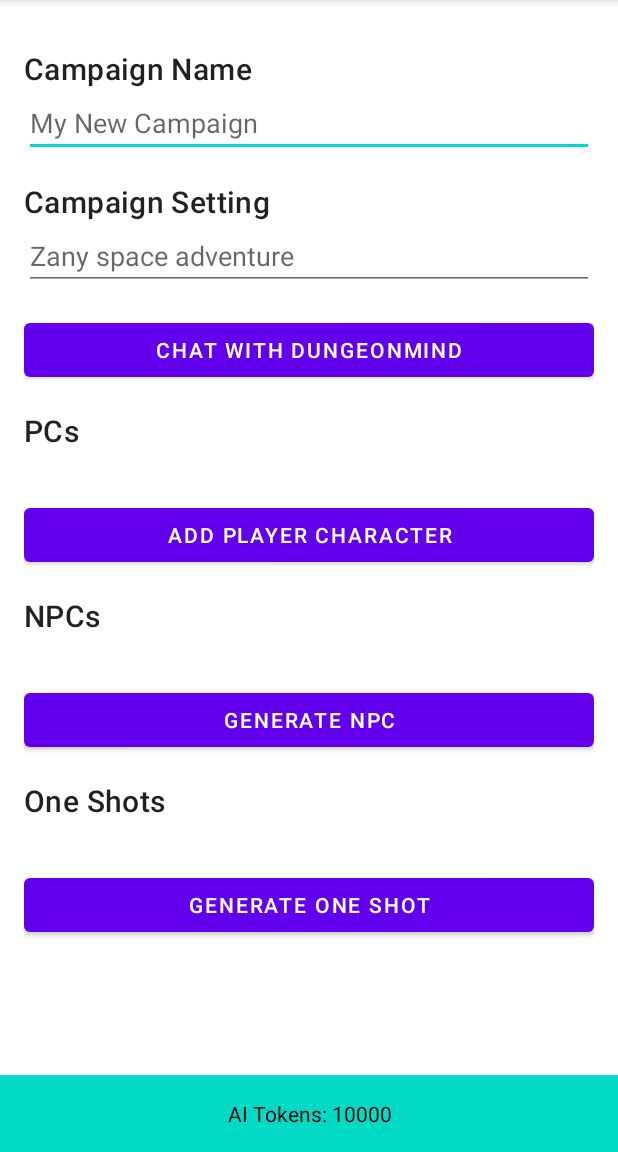
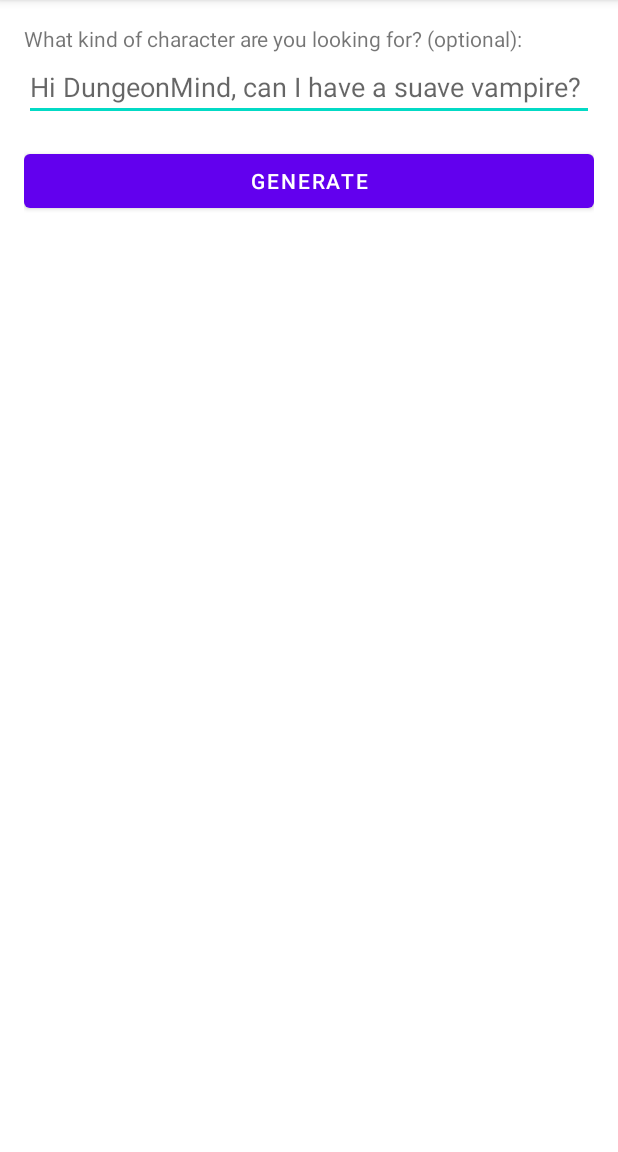
Before and after one commit to dhakim87/dm_assist, an Android app: the CreateCampaignActivity screen opened directly, with no data from a screen before it, after a tap on "GENERATE NPC", on a phone screen of 412 x 824 dp, the part 84-1236 px from its top. Run offline under Robolectric (Android 15) with nearby library versions, the phone set to English and light mode, and no system bars; our stand-ins replace AdMob, Firebase (no records; nobody signed in at launch, a user with empty details on screens opened directly); network calls fail; pictures from the network do not load.

Commit message:
NPC generation is now a two step wizard activity where you can optionally enter an additional prompt about the NPC you're looking to generate. AI Token info button displays information about AI tokens

```diff
--- a/app/src/main/AndroidManifest.xml
+++ b/app/src/main/AndroidManifest.xml
@@ -40,6 +40,7 @@
         <activity android:name=".activity.AddOneShotActivity" />
         <activity android:name=".activity.CharacterDialogActivity" />
         <activity android:name=".activity.LoadingActivity" />
+        <activity android:name=".activity.CharacterPromptActivity" />
 
     </application>
 
--- /dev/null
+++ b/app/src/main/java/com/dm/assist/activity/CharacterPromptActivity.java
@@ -0,0 +1,68 @@
+package com.dm.assist.activity;
+
+import static com.dm.assist.activity.CreateCampaignActivity.REQUEST_NEW_NPC;
+
+import android.content.Intent;
+import android.os.Bundle;
+import android.view.View;
+import android.widget.Button;
+import android.widget.EditText;
+
+import androidx.appcompat.app.AppCompatActivity;
+import androidx.recyclerview.widget.LinearLayoutManager;
+
+import com.dm.assist.R;
+import com.dm.assist.adapter.DialogAdapter;
+import com.dm.assist.chatgpt.GenerateNPCTask;
+import com.dm.assist.common.AsyncHook;
+import com.dm.assist.common.NetworkRequestTracker;
+import com.dm.assist.model.Campaign;
+import com.dm.assist.model.WorldCharacter;
+
+public class CharacterPromptActivity extends AppCompatActivity {
+
+    EditText promptEditText;
+    Button generateButton;
+
+    Campaign campaign;
+
+    protected void onCreate(Bundle savedInstanceState) {
+        super.onCreate(savedInstanceState);
+        setContentView(R.layout.activity_character_prompt);
+
+        promptEditText = findViewById(R.id.editTextPrompt);
+        generateButton = findViewById(R.id.buttonGenerate);
+
+        campaign = this.getIntent().getParcelableExtra("campaign");
+
+        generateButton.setOnClickListener(new View.OnClickListener() {
+            @Override
+            public void onClick(View view) {
+                generateNPC();
+            }
+        });
+    }
+
+
+    private void generateNPC() {
+        NetworkRequestTracker.startRequest();
+        startActivity(new Intent(CharacterPromptActivity.this, LoadingActivity.class));
+        AsyncHook<WorldCharacter> hook = new AsyncHook<WorldCharacter>() {
+            @Override
+            public void onPostExecute(WorldCharacter npcDescription) {
+                if (npcDescription != null) {
+                    Intent intent = new Intent(CharacterPromptActivity.this, AddPlayerCharacterActivity.class);
+                    intent.setFlags(Intent.FLAG_ACTIVITY_FORWARD_RESULT);
+                    intent.putExtra("campaign", CharacterPromptActivity.this.campaign);
+                    intent.putExtra("character", npcDescription);
+                    startActivity(intent);
+                    finish();
+                }
+                NetworkRequestTracker.endRequest();
+            }
+        };
+        new GenerateNPCTask(this.getApplicationContext(), this.campaign, hook, promptEditText.getText().toString()).execute();
+    }
+
+
+}
--- a/app/src/main/java/com/dm/assist/activity/CreateCampaignActivity.java
+++ b/app/src/main/java/com/dm/assist/activity/CreateCampaignActivity.java
@@ -11,6 +11,7 @@
 import android.view.View;
 import android.widget.Button;
 import android.widget.EditText;
+import android.widget.ImageButton;
 import android.widget.TextView;
 
 import android.content.Intent;
@@ -62,6 +63,7 @@
     private Button generateNPCButton;
     private Button generateOneShotButton;
     private Button chatWithDMButton;
+    private ImageButton aiTokenInfoButton;
 
     private TextView dmStyleDescriptionTextView;
     private TextView remainingTokensTextView;
@@ -83,7 +85,7 @@
     private static final int REQUEST_NEW_PC = 1;
     private static final int REQUEST_EDIT_PC = 2;
 
-    private static final int REQUEST_NEW_NPC = 3;
+    static final int REQUEST_NEW_NPC = 3;
 
     private static final int REQUEST_EDIT_NPC = 4;
 
@@ -106,6 +108,7 @@
         campaignNameEditText = findViewById(R.id.campaignNameEditText);
         settingEditText = findViewById(R.id.settingEditText);
         remainingTokensTextView = findViewById(R.id.remainingTokensTextView);
+        aiTokenInfoButton = findViewById(R.id.aiTokenInfoButton);
 
         Campaign c = getIntent().getParcelableExtra("campaign");
 
@@ -140,7 +143,10 @@
         generateNPCButton.setOnClickListener(new View.OnClickListener() {
             @Override
             public void onClick(View view) {
-                generateNPC();
+                updateCampaign();
+                Intent intent = new Intent(CreateCampaignActivity.this, CharacterPromptActivity.class);
+                intent.putExtra("campaign", CreateCampaignActivity.this.campaign);
+                startActivityForResult(intent, REQUEST_NEW_NPC);
             }
         });
 
@@ -208,11 +214,22 @@
                 startActivity(intent);
             }
         });
+
+        aiTokenInfoButton.setOnClickListener(new View.OnClickListener() {
+            @Override
+            public void onClick(View view) {
+                new AlertDialog.Builder(CreateCampaignActivity.this)
+                        .setTitle("AI Tokens")
+                        .setMessage(DM.AI_TOKENS_INFO)
+                        .show();
+            }
+        });
+
     }
 
     private void updateTokens(long tokens){
         if (tokens < 0) {
-            remainingTokensTextView.setText("AI Tokens: " + tokens + " (Ads Enabled)");
+            remainingTokensTextView.setText("AI Tokens: " + 0 + " (Ads Enabled)");
             remainingTokensTextView.setTextColor(0xFFFF0000);
         }
         else {
@@ -348,7 +365,6 @@
     protected void onActivityResult(int requestCode, int resultCode, Intent data) {
         super.onActivityResult(requestCode, resultCode, data);
 
-        System.out.println("On Activity Result");
         if (requestCode == REQUEST_NEW_PC && resultCode == RESULT_OK && data != null) {
             WorldCharacter newChar = data.getParcelableExtra("character");
             this.campaign.pcs.add(newChar);
@@ -402,25 +418,6 @@
         saveCampaign(false);
     }
 
-    private void generateNPC() {
-        NetworkRequestTracker.startRequest();
-        startActivity(new Intent(CreateCampaignActivity.this, LoadingActivity.class));
-        AsyncHook<WorldCharacter> hook = new AsyncHook<WorldCharacter>() {
-            @Override
-            public void onPostExecute(WorldCharacter npcDescription) {
-                updateCampaign();
-                if (npcDescription != null) {
-                    Intent intent = new Intent(CreateCampaignActivity.this, AddPlayerCharacterActivity.class);
-                    intent.putExtra("campaign", CreateCampaignActivity.this.campaign);
-                    intent.putExtra("character", npcDescription);
-                    startActivityForResult(intent, REQUEST_NEW_NPC);
-                }
-                NetworkRequestTracker.endRequest();
-            }
-        };
-        this.updateCampaign();
-        new GenerateNPCTask(this.getApplicationContext(), this.campaign, hook).execute();
-    }
 
     private void generateOneShot() {
         NetworkRequestTracker.startRequest();
--- a/app/src/main/java/com/dm/assist/chatgpt/GenerateNPCTask.java
+++ b/app/src/main/java/com/dm/assist/chatgpt/GenerateNPCTask.java
@@ -12,13 +12,15 @@
 import java.util.concurrent.ExecutionException;
 
 public class GenerateNPCTask extends ChatGPTTask<WorldCharacter> {
-    public GenerateNPCTask(Context c, Campaign campaign, AsyncHook<WorldCharacter> hook)
+    String npcPrompt;
+    public GenerateNPCTask(Context c, Campaign campaign, AsyncHook<WorldCharacter> hook, String npcPrompt)
     {
         super(c, campaign, hook);
+        this.npcPrompt = npcPrompt;
     }
 
     @Override
     protected WorldCharacter run() throws IOException, JSONException, ExecutionException, InterruptedException {
-        return new ChatGPT(this.appContext).generateNPC(this.campaign);
+        return new ChatGPT(this.appContext).generateNPC(this.campaign, npcPrompt);
     }
 }
--- /dev/null
+++ b/app/src/main/res/layout/activity_character_prompt.xml
@@ -0,0 +1,32 @@
+<?xml version="1.0" encoding="utf-8"?>
+<LinearLayout xmlns:android="http://schemas.android.com/apk/res/android"
+    xmlns:app="http://schemas.android.com/apk/res-auto"
+    xmlns:tools="http://schemas.android.com/tools"
+    android:layout_width="match_parent"
+    android:layout_height="match_parent"
+    android:orientation="vertical"
+    android:padding="16dp"
+    tools:context=".MainActivity">
+
+    <TextView
+        android:layout_width="wrap_content"
+        android:layout_height="wrap_content"
+        android:text="What kind of character are you looking for? (optional):" />
+
+    <EditText
+        android:id="@+id/editTextPrompt"
+        android:layout_width="match_parent"
+        android:layout_height="wrap_content"
+        android:hint="Hi DungeonMind, can I have a suave vampire?" />
+
+    <Button
+        android:id="@+id/buttonGenerate"
+        android:layout_width="match_parent"
+        android:layout_height="wrap_content"
+        android:layout_marginTop="16dp"
+        android:layout_gravity="center_horizontal"
+        android:text="Generate" />
+
+    <!-- Add any additional UI components below -->
+
+</LinearLayout>
```
Also changed, not shown: app/src/main/java/com/dm/assist/chatgpt/ChatGPT.java (+12 -6 lines), app/src/main/res/layout/activity_create_campaign.xml (+34 -14 lines).
